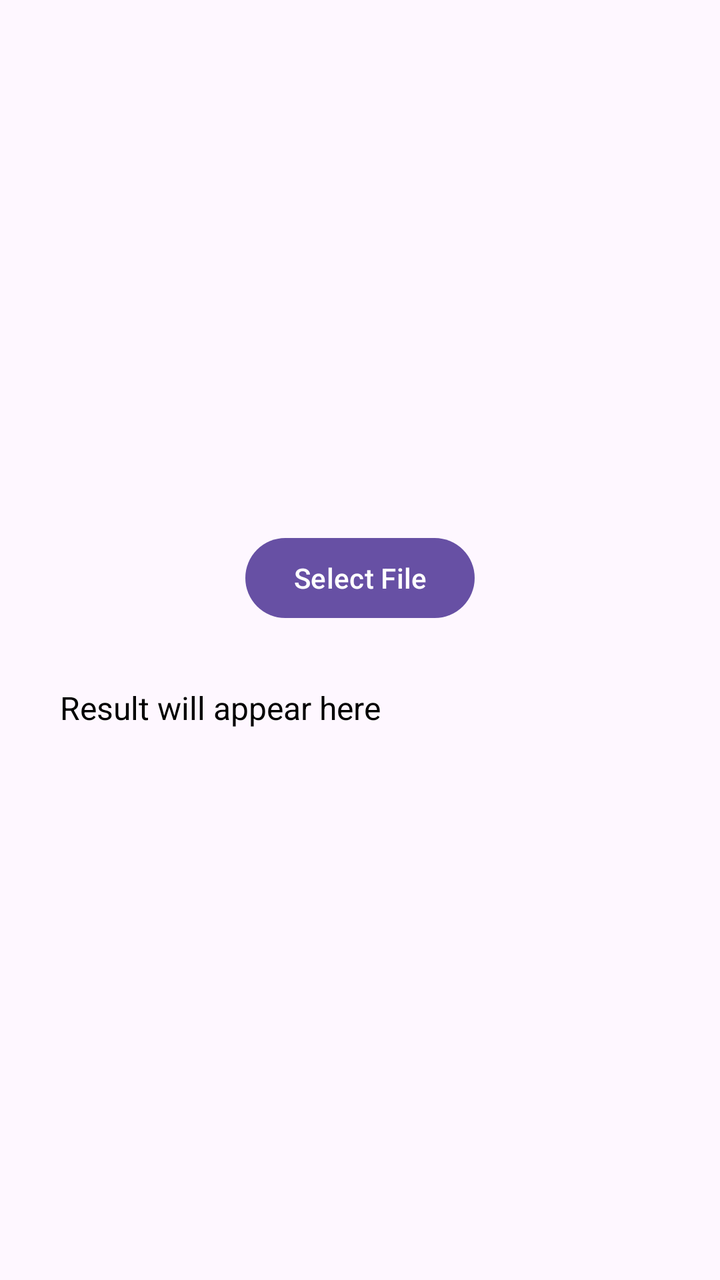
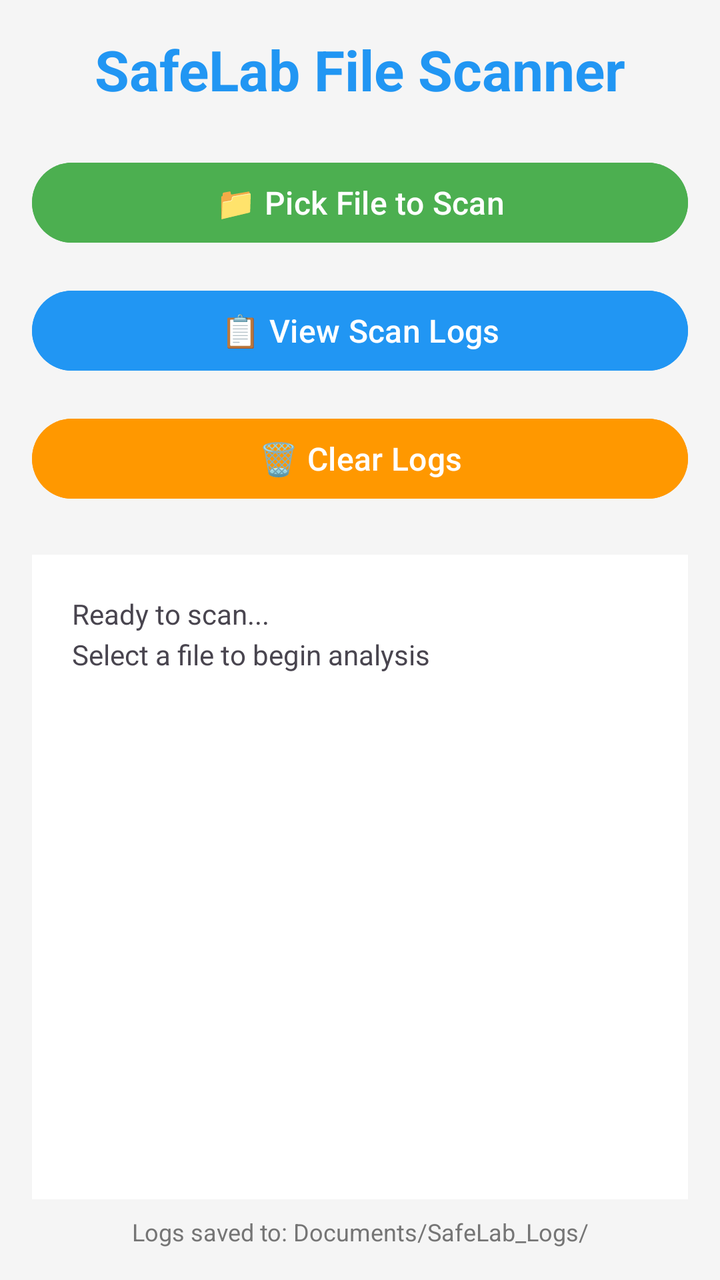

Compare the two renders of this Android layout. The source of the first and the diff that turns it into the second are given below.
<!-- AndroidManifest.xml: application theme Theme.SafeLab -->
<!-- res/layout/activity_main.xml -->
<?xml version="1.0" encoding="utf-8"?>
<LinearLayout xmlns:android="http://schemas.android.com/apk/res/android"
    android:layout_width="match_parent"
    android:layout_height="match_parent"
    android:orientation="vertical"
    android:gravity="center"
    android:padding="20dp">

    <Button
        android:id="@+id/pickButton"
        android:layout_width="wrap_content"
        android:layout_height="wrap_content"
        android:layout_marginBottom="20dp"
        android:text="Select File" />

    <ScrollView
        android:layout_width="match_parent"
        android:layout_height="wrap_content">

        <TextView
            android:id="@+id/resultText"
            android:layout_width="match_parent"
            android:layout_height="wrap_content"
            android:padding="10dp"
            android:text="Result will appear here"
            android:textColor="#000000"
            android:textSize="16sp" />
    </ScrollView>

</LinearLayout>
<!-- resources referenced by this layout -->
<resources>
  <style name="Theme.SafeLab" parent="Base.Theme.SafeLab" />
  <style name="Base.Theme.SafeLab" parent="Theme.Material3.DayNight.NoActionBar">
          
          
      </style>
</resources>

<!-- the commit's change to res/layout/activity_main.xml (unified diff, before → after) -->
@@ -3,28 +3,71 @@
     android:layout_width="match_parent"
     android:layout_height="match_parent"
     android:orientation="vertical"
-    android:gravity="center"
-    android:padding="20dp">
+    android:padding="16dp"
+    android:background="#F5F5F5">
+
+    <TextView
+        android:layout_width="match_parent"
+        android:layout_height="wrap_content"
+        android:text="SafeLab File Scanner"
+        android:textSize="28sp"
+        android:textStyle="bold"
+        android:gravity="center"
+        android:textColor="#2196F3"
+        android:layout_marginBottom="24dp"/>
 
     <Button
         android:id="@+id/pickButton"
-        android:layout_width="wrap_content"
+        android:layout_width="match_parent"
         android:layout_height="wrap_content"
-        android:layout_marginBottom="20dp"
-        android:text="Select File" />
+        android:text="📁 Pick File to Scan"
+        android:textSize="16sp"
+        android:backgroundTint="#4CAF50"
+        android:layout_marginBottom="16dp"/>
+
+    <Button
+        android:id="@+id/viewLogsButton"
+        android:layout_width="match_parent"
+        android:layout_height="wrap_content"
+        android:text="📋 View Scan Logs"
+        android:textSize="16sp"
+        android:backgroundTint="#2196F3"
+        android:layout_marginBottom="16dp"/>
+
+    <Button
+        android:id="@+id/clearLogsButton"
+        android:layout_width="match_parent"
+        android:layout_height="wrap_content"
+        android:text="🗑️ Clear Logs"
+        android:textSize="16sp"
+        android:backgroundTint="#FF9800"
+        android:layout_marginBottom="24dp"/>
 
     <ScrollView
         android:layout_width="match_parent"
-        android:layout_height="wrap_content">
+        android:layout_height="0dp"
+        android:layout_weight="1"
+        android:background="#FFFFFF"
+        android:padding="12dp">
 
         <TextView
             android:id="@+id/resultText"
             android:layout_width="match_parent"
             android:layout_height="wrap_content"
-            android:padding="10dp"
-            android:text="Result will appear here"
-            android:textColor="#000000"
-            android:textSize="16sp" />
+            android:text="Ready to scan...\nSelect a file to begin analysis"
+            android:textSize="14sp"
+            android:lineSpacingExtra="4dp"
+            android:padding="8dp"/>
+
     </ScrollView>
 
+    <TextView
+        android:layout_width="match_parent"
+        android:layout_height="wrap_content"
+        android:text="Logs saved to: Documents/SafeLab_Logs/"
+        android:textSize="12sp"
+        android:textColor="#757575"
+        android:gravity="center"
+        android:layout_marginTop="8dp"/>
+
 </LinearLayout>
